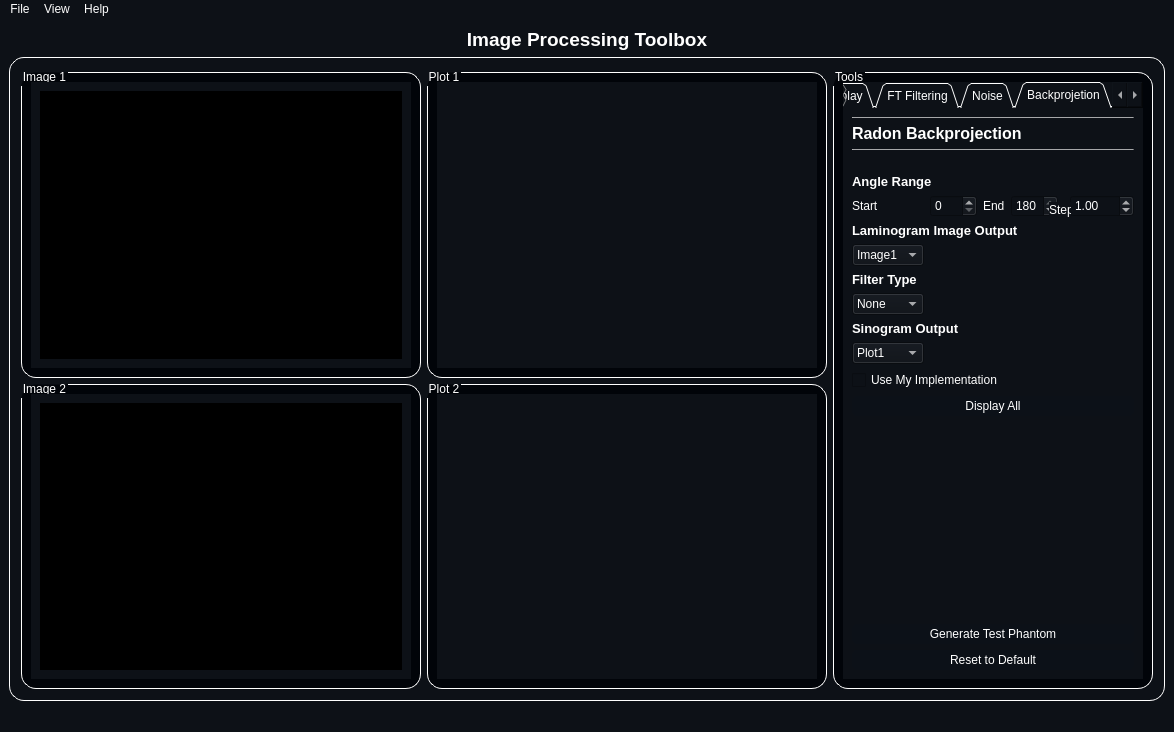
Qt form resources/MainWindow.ui (mo-gaafar/image-processing-toolbox) before a commit.
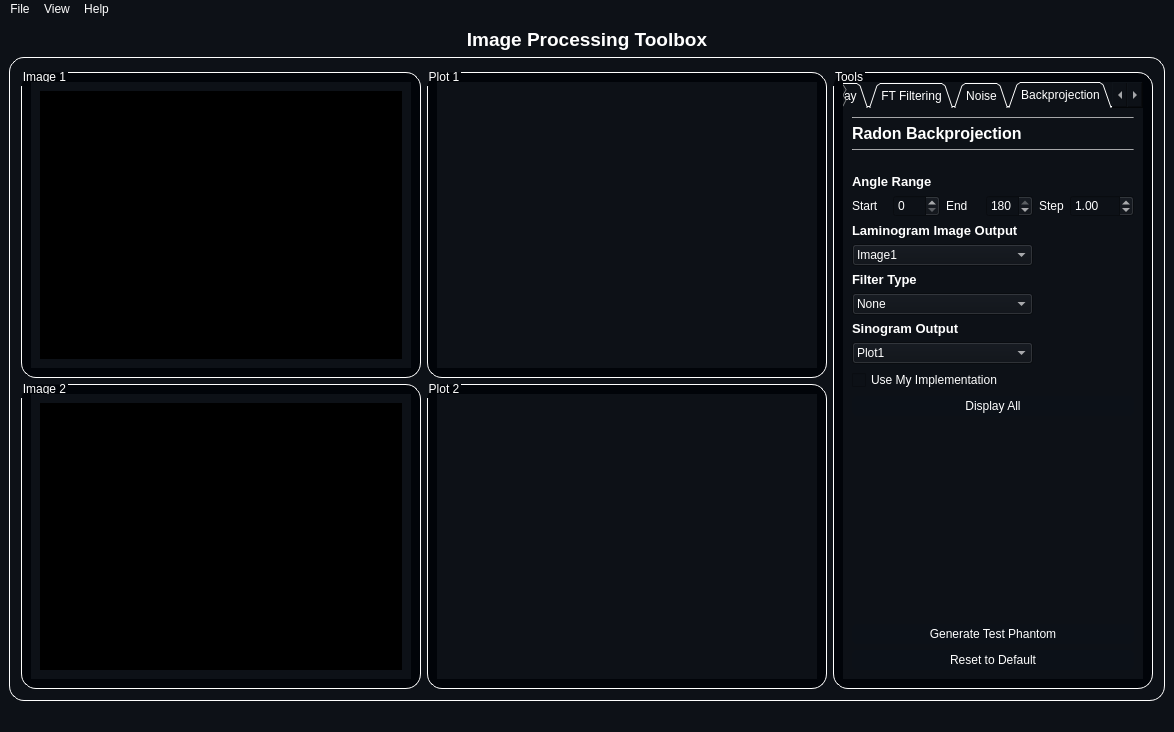
The same form after that commit. The open tabs and pages were chosen to show the change. Icons and pictures are not drawn.

The edit to the form file:
```diff
--- a/resources/MainWindow.ui
+++ b/resources/MainWindow.ui
@@ -7,7 +7,7 @@
     <x>0</x>
     <y>0</y>
     <width>1170</width>
-    <height>714</height>
+    <height>716</height>
    </rect>
   </property>
   <property name="windowTitle">
@@ -85,7 +85,7 @@
                <x>0</x>
                <y>0</y>
                <width>380</width>
-               <height>280</height>
+               <height>281</height>
               </rect>
              </property>
              <layout class="QVBoxLayout" name="verticalLayout_2">
@@ -179,7 +179,7 @@
                <x>0</x>
                <y>0</y>
                <width>380</width>
-               <height>280</height>
+               <height>281</height>
               </rect>
              </property>
              <layout class="QVBoxLayout" name="verticalLayout_5">
@@ -264,7 +264,7 @@
                <x>0</x>
                <y>0</y>
                <width>380</width>
-               <height>280</height>
+               <height>281</height>
               </rect>
              </property>
              <layout class="QVBoxLayout" name="verticalLayout_8">
@@ -324,7 +324,7 @@
                <x>0</x>
                <y>0</y>
                <width>380</width>
-               <height>280</height>
+               <height>281</height>
               </rect>
              </property>
              <layout class="QVBoxLayout" name="verticalLayout_6">
@@ -364,7 +364,7 @@
           <string>Tools</string>
          </property>
          <layout class="QGridLayout" name="gridLayout_8">
-          <item row="0" column="1">
+          <item row="0" column="0">
            <widget class="QTabWidget" name="tabWidget">
             <property name="enabled">
              <bool>true</bool>
@@ -867,7 +867,7 @@
                    <x>0</x>
                    <y>0</y>
                    <width>282</width>
-                   <height>289</height>
+                   <height>291</height>
                   </rect>
                  </property>
                  <attribute name="label">
@@ -1730,7 +1730,7 @@
                    <x>0</x>
                    <y>0</y>
                    <width>282</width>
-                   <height>306</height>
+                   <height>308</height>
                   </rect>
                  </property>
                  <attribute name="label">
@@ -2620,7 +2620,7 @@
                    <x>0</x>
                    <y>0</y>
                    <width>282</width>
-                   <height>388</height>
+                   <height>390</height>
                   </rect>
                  </property>
                  <attribute name="label">
@@ -2886,7 +2886,7 @@
                    <x>0</x>
                    <y>0</y>
                    <width>282</width>
-                   <height>408</height>
+                   <height>410</height>
                   </rect>
                  </property>
                  <attribute name="label">
@@ -3154,7 +3154,7 @@
                        <x>0</x>
                        <y>0</y>
                        <width>264</width>
-                       <height>209</height>
+                       <height>211</height>
                       </rect>
                      </property>
                      <attribute name="label">
@@ -3543,10 +3543,83 @@
             </widget>
             <widget class="QWidget" name="tab_backprojection">
              <attribute name="title">
-              <string>Backprojetion</string>
+              <string>Backprojection</string>
              </attribute>
-             <layout class="QGridLayout" name="gridLayout_28">
-              <item row="0" column="0" colspan="6">
+             <layout class="QGridLayout" name="gridLayout_34">
+              <item row="5" column="0">
+               <layout class="QGridLayout" name="gridLayout_33">
+                <item row="0" column="0">
+                 <layout class="QGridLayout" name="gridLayout_28">
+                  <item row="0" column="0">
+                   <widget class="QLabel" name="label_46">
+                    <property name="text">
+                     <string>Start</string>
+                    </property>
+                   </widget>
+                  </item>
+                  <item row="0" column="1">
+                   <widget class="QSpinBox" name="radon_sino_start_spinbox">
+                    <property name="maximum">
+                     <number>179</number>
+                    </property>
+                   </widget>
+                  </item>
+                 </layout>
+                </item>
+                <item row="0" column="1">
+                 <layout class="QGridLayout" name="gridLayout_31">
+                  <item row="0" column="0">
+                   <widget class="QLabel" name="label_63">
+                    <property name="text">
+                     <string>End</string>
+                    </property>
+                   </widget>
+                  </item>
+                  <item row="0" column="1">
+                   <widget class="QSpinBox" name="radon_sino_end_spinbox">
+                    <property name="maximum">
+                     <number>180</number>
+                    </property>
+                    <property name="value">
+                     <number>180</number>
+                    </property>
+                   </widget>
+                  </item>
+                 </layout>
+                </item>
+               </layout>
+              </item>
+              <item row="5" column="1">
+               <layout class="QGridLayout" name="gridLayout_32">
+                <item row="0" column="0">
+                 <widget class="QLabel" name="label_64">
+                  <property name="text">
+                   <string>Step</string>
+                  </property>
+                 </widget>
+                </item>
+                <item row="0" column="1">
+                 <widget class="QDoubleSpinBox" name="radon_sino_step_spinbox">
+                  <property name="toolTip">
+                   <string/>
+                  </property>
+                  <property name="statusTip">
+                   <string/>
+                  </property>
+                  <property name="prefix">
+                   <string/>
+                  </property>
+                  <property name="maximum">
+                   <double>179.900000000000006</double>
+                  </property>
+                  <property name="value">
+                   <double>1.000000000000000</double>
+                  </property>
+                 </widget>
+                </item>
+               </layout>
+              </item>
+              <item row="0" column="0" colspan="2">
                <widget class="Line" name="line_34">
                 <property name="maximumSize">
                  <size>
@@ -3562,14 +3635,14 @@
                 </property>
                </widget>
               </item>
-              <item row="1" column="0" colspan="4">
+              <item row="1" column="0">
                <widget class="QLabel" name="label_61">
                 <property name="text">
                  <string>&lt;html&gt;&lt;head/&gt;&lt;body&gt;&lt;p&gt;&lt;span style=&quot; font-size:12pt; font-weight:600;&quot;&gt;Radon Backprojection&lt;/span&gt;&lt;/p&gt;&lt;/body&gt;&lt;/html&gt;</string>
                 </property>
                </widget>
               </item>
-              <item row="2" column="0" colspan="6">
+              <item row="2" column="0" colspan="2">
                <widget class="Line" name="line_33">
                 <property name="maximumSize">
                  <size>
@@ -3601,123 +3674,88 @@
                 </property>
                </spacer>
               </item>
-              <item row="4" column="0" colspan="2">
+              <item row="4" column="0">
                <widget class="QLabel" name="label_62">
                 <property name="text">
                  <string>&lt;html&gt;&lt;head/&gt;&lt;body&gt;&lt;p&gt;&lt;span style=&quot; font-size:10pt; font-weight:600;&quot;&gt;Angle Range&lt;/span&gt;&lt;/p&gt;&lt;/body&gt;&lt;/html&gt;</string>
                 </property>
                </widget>
               </item>
-              <item row="5" column="0">
-               <widget class="QLabel" name="label_46">
+              <item row="13" column="0">
+               <widget class="QCheckBox" name="nasser_radon_checkbox">
                 <property name="text">
-                 <string>Start</string>
+                 <string>Use My Implementation</string>
                 </property>
                </widget>
               </item>
-              <item row="5" column="1">
-               <widget class="QSpinBox" name="radon_sino_start_spinbox">
-                <property name="maximum">
-                 <number>179</number>
+              <item row="14" column="0" colspan="2">
+               <widget class="QPushButton" name="laminogram_apply">
+                <property name="minimumSize">
+                 <size>
+                  <width>100</width>
+                  <height>0</height>
+                 </size>
                 </property>
-               </widget>
-              </item>
-              <item row="5" column="2">
-               <widget class="QLabel" name="label_63">
+                <property name="styleSheet">
+                 <string notr="true">QPushButton {
+    border-radius: 5px;
+    border-style: outset;
+    background: rgb(12, 17, 24);
+	padding: 3;
+    }
+
+QPushButton:hover {
+    background: rgb(63, 95, 127)
+    }
+
+QPushButton:pressed {
+    border-style: inset;
+    background:rgb(20, 20, 20)
+    }</string>
+                </property>
                 <property name="text">
-                 <string>End</string>
+                 <string>Display All</string>
                 </property>
                </widget>
               </item>
-              <item row="5" column="3">
-               <widget class="QSpinBox" name="radon_sino_end_spinbox">
-                <property name="maximum">
-                 <number>180</number>
+              <item row="11" column="0">
+               <widget class="QLabel" name="label_48">
+                <property name="text">
+                 <string>&lt;html&gt;&lt;head/&gt;&lt;body&gt;&lt;p&gt;&lt;span style=&quot; font-size:10pt; font-weight:600;&quot;&gt;Sinogram Output&lt;/span&gt;&lt;/p&gt;&lt;/body&gt;&lt;/html&gt;</string>
                 </property>
-                <property name="value">
-                 <number>180</number>
-                </property>
                </widget>
               </item>
-              <item row="5" column="4">
-               <spacer name="horizontalSpacer">
+              <item row="15" column="0" colspan="2">
+               <spacer name="verticalSpacer_10">
                 <property name="orientation">
-                 <enum>Qt::Horizontal</enum>
+                 <enum>Qt::Vertical</enum>
+                </property>
+                <property name="sizeType">
+                 <enum>QSizePolicy::MinimumExpanding</enum>
                 </property>
                 <property name="sizeHint" stdset="0">
                  <size>
-                  <width>28</width>
-                  <height>20</height>
+                  <width>279</width>
+                  <height>198</height>
                  </size>
                 </property>
                </spacer>
               </item>
-              <item row="5" column="5">
-               <widget class="QDoubleSpinBox" name="radon_sino_step_spinbox">
-                <property name="toolTip">
-                 <string/>
-                </property>
-                <property name="statusTip">
-                 <string/>
-                </property>
-                <property name="prefix">
-                 <string/>
-                </property>
-                <property name="maximum">
-                 <double>179.900000000000006</double>
-                </property>
-                <property name="value">
-                 <double>1.000000000000000</double>
-                </property>
-               </widget>
-              </item>
-              <item row="6" column="0" colspan="4">
-               <widget class="QLabel" name="label_60">
-                <property name="text">
-                 <string>&lt;html&gt;&lt;head/&gt;&lt;body&gt;&lt;p&gt;&lt;span style=&quot; font-size:10pt; font-weight:600;&quot;&gt;Laminogram Image Output&lt;/span&gt;&lt;/p&gt;&lt;/body&gt;&lt;/html&gt;</string>
-                </property>
-               </widget>
-              </item>
-              <item row="7" column="0">
-               <widget class="QComboBox" name="radon_output_combobox">
-                <property name="currentIndex">
-                 <number>0</number>
-                </property>
-                <item>
-                 <property name="text">
-                  <string>Image1</string>
-                 </property>
-                </item>
-                <item>
-                 <property name="text">
-                  <string>Image2</string>
-                 </property>
-                </item>
-                <item>
-                 <property name="text">
-                  <string>Plot1</string>
-                 </property>
-                </item>
-                <item>
-                 <property name="text">
-                  <string>Plot2</string>
-                 </property>
-                </item>
-                <item>
-                 <property name="text">
-                  <string>None</string>
-                 </property>
-                </item>
-               </widget>
-              </item>
-              <item row="8" column="0">
+              <item row="9" column="0">
                <widget class="QLabel" name="label_50">
                 <property name="text">
                  <string>&lt;html&gt;&lt;head/&gt;&lt;body&gt;&lt;p&gt;&lt;span style=&quot; font-size:10pt; font-weight:600;&quot;&gt;Filter Type&lt;/span&gt;&lt;/p&gt;&lt;/body&gt;&lt;/html&gt;</string>
                 </property>
                </widget>
               </item>
-              <item row="9" column="0">
+              <item row="6" column="0">
+               <widget class="QLabel" name="label_60">
+                <property name="text">
+                 <string>&lt;html&gt;&lt;head/&gt;&lt;body&gt;&lt;p&gt;&lt;span style=&quot; font-size:10pt; font-weight:600;&quot;&gt;Laminogram Image Output&lt;/span&gt;&lt;/p&gt;&lt;/body&gt;&lt;/html&gt;</string>
+                </property>
+               </widget>
+              </item>
+              <item row="10" column="0">
                <widget class="QComboBox" name="radon_laminofilter_combobox">
                 <item>
                  <property name="text">
@@ -3736,14 +3774,7 @@
                 </item>
                </widget>
               </item>
-              <item row="10" column="0" colspan="2">
-               <widget class="QLabel" name="label_48">
-                <property name="text">
-                 <string>&lt;html&gt;&lt;head/&gt;&lt;body&gt;&lt;p&gt;&lt;span style=&quot; font-size:10pt; font-weight:600;&quot;&gt;Sinogram Output&lt;/span&gt;&lt;/p&gt;&lt;/body&gt;&lt;/html&gt;</string>
-                </property>
-               </widget>
-              </item>
-              <item row="11" column="0">
+              <item row="12" column="0">
                <widget class="QComboBox" name="radon_sino_combobox">
                 <property name="currentIndex">
                  <number>0</number>
@@ -3765,35 +3796,12 @@
                 </item>
                </widget>
               </item>
-              <item row="12" column="0" colspan="3">
-               <widget class="QCheckBox" name="nasser_radon_checkbox">
-                <property name="text">
-                 <string>Use My Implementation</string>
-                </property>
-               </widget>
-              </item>
-              <item row="14" column="0" colspan="6">
-               <spacer name="verticalSpacer_10">
-                <property name="orientation">
-                 <enum>Qt::Vertical</enum>
-                </property>
-                <property name="sizeType">
-                 <enum>QSizePolicy::MinimumExpanding</enum>
-                </property>
-                <property name="sizeHint" stdset="0">
-                 <size>
-                  <width>279</width>
-                  <height>198</height>
-                 </size>
-                </property>
-               </spacer>
-              </item>
-              <item row="13" column="0" colspan="6">
-               <widget class="QPushButton" name="laminogram_apply">
+              <item row="17" column="0" colspan="2">
+               <widget class="QPushButton" name="reset_operations_5">
                 <property name="minimumSize">
                  <size>
-                  <width>100</width>
-                  <height>0</height>
+                  <width>0</width>
+                  <height>20</height>
                  </size>
                 </property>
                 <property name="styleSheet">
@@ -3814,11 +3822,11 @@
     }</string>
                 </property>
                 <property name="text">
-                 <string>Display All</string>
+                 <string>Reset to Default</string>
                 </property>
                </widget>
               </item>
-              <item row="15" column="0" colspan="6">
+              <item row="16" column="0" colspan="2">
                <widget class="QPushButton" name="gen_test_image_3">
                 <property name="minimumSize">
                  <size>
@@ -3848,50 +3856,39 @@
                 </property>
                </widget>
               </item>
-              <item row="16" column="0" colspan="6">
-               <widget class="QPushButton" name="reset_operations_5">
-                <property name="minimumSize">
-                 <size>
-                  <width>0</width>
-                  <height>20</height>
-                 </size>
+              <item row="8" column="0">
+               <widget class="QComboBox" name="radon_output_combobox">
+                <property name="currentIndex">
+                 <number>0</number>
                 </property>
-                <property name="styleSheet">
-                 <string notr="true">QPushButton {
-    border-radius: 5px;
-    border-style: outset;
-    background: rgb(12, 17, 24);
-	padding: 3;
-    }
-
-QPushButton:hover {
-    background: rgb(63, 95, 127)
-    }
-
-QPushButton:pressed {
-    border-style: inset;
-    background:rgb(20, 20, 20)
-    }</string>
-                </property>
-                <property name="text">
-                 <string>Reset to Default</string>
-                </property>
+                <item>
+                 <property name="text">
+                  <string>Image1</string>
+                 </property>
+                </item>
+                <item>
+                 <property name="text">
+                  <string>Image2</string>
+                 </property>
+                </item>
+                <item>
+                 <property name="text">
+                  <string>Plot1</string>
+                 </property>
+                </item>
+                <item>
+                 <property name="text">
+                  <string>Plot2</string>
+                 </property>
+                </item>
+                <item>
+                 <property name="text">
+                  <string>None</string>
+                 </property>
+                </item>
                </widget>
               </item>
              </layout>
-             <widget class="QLabel" name="label_64">
-              <property name="geometry">
-               <rect>
-                <x>206</x>
-                <y>94</y>
-                <width>22</width>
-                <height>16</height>
-               </rect>
-              </property>
-              <property name="text">
-               <string>Step</string>
-              </property>
-             </widget>
             </widget>
             <widget class="QWidget" name="tab_morpho">
              <attribute name="title">
@@ -3962,11 +3959,6 @@
               </item>
               <item row="5" column="0">
                <widget class="QComboBox" name="morph_type_combobox">
-                <item>
-                 <property name="text">
-                  <string>None</string>
-                 </property>
-                </item>
                 <item>
                  <property name="text">
                   <string>Dilation</string>
@@ -3999,7 +3991,7 @@
               <item row="7" column="0">
                <layout class="QGridLayout" name="gridLayout_29">
                 <item row="1" column="1">
-                 <widget class="QSpinBox" name="morph_size_combobox">
+                 <widget class="QSpinBox" name="morph_size_spinbox">
                   <property name="suffix">
                    <string> px</string>
                   </property>
@@ -4021,16 +4013,21 @@
                     <string>Square</string>
                    </property>
                   </item>
-                  <item>
-                   <property name="text">
-                    <string>Circle</string>
-                   </property>
-                  </item>
                   <item>
                    <property name="text">
                     <string>Cross</string>
                    </property>
                   </item>
+                  <item>
+                   <property name="text">
+                    <string>Circle</string>
+                   </property>
+                  </item>
+                  <item>
+                   <property name="text">
+                    <string>Custom</string>
+                   </property>
+                  </item>
                  </widget>
                 </item>
                 <item row="1" column="0">
```
